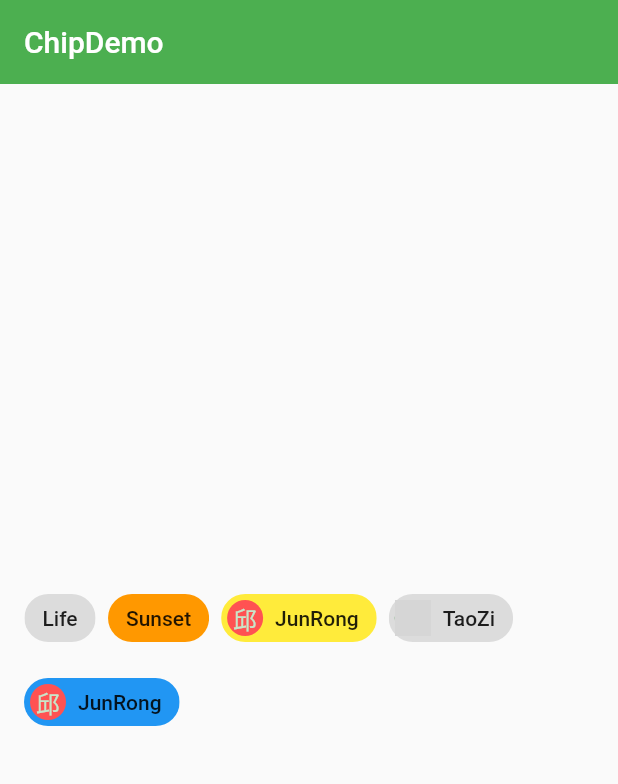
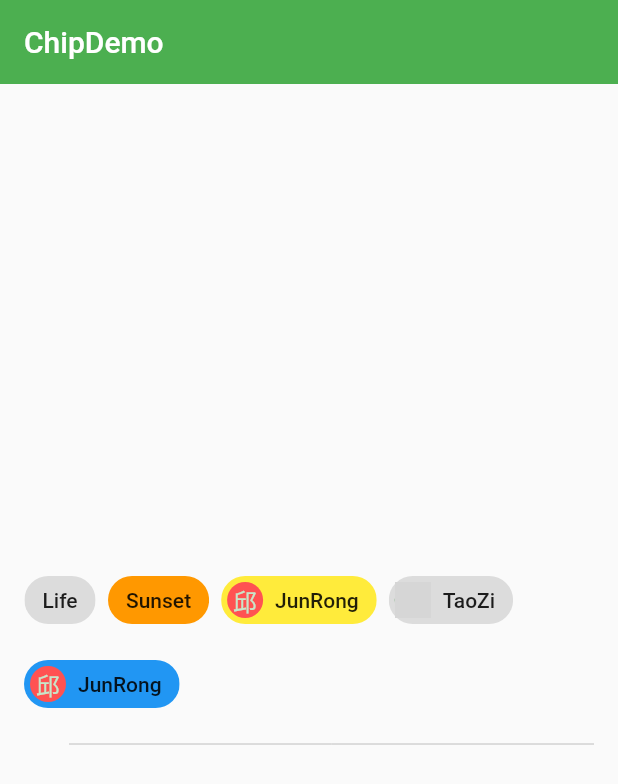
Before and after one commit to MrQiuHaHa/FlutterBase, a Flutter app: the ChipDemo screen opened directly, on a phone screen of 412 x 824 dp. Shown: the top 784 px of the screen. Run offline on Flutter 3.47's test engine with Material 2 defaults, Android fonts, the phone set to English and light mode, and no system bars; network calls fail; grey boxes are pictures that could not be loaded.

Commit message:
自带分割线控件

```diff
--- a/lib/demo/chip_demo.dart
+++ b/lib/demo/chip_demo.dart
@@ -54,6 +54,11 @@ class _ChipDemoState extends State<ChipDemo> {
                     child: Text('邱'),
                   ),
                 ),
+                Divider(
+                  color: Colors.grey[400],
+                  height: 16,
+                  indent: 30,
+                )
 
               ],
             )
```
